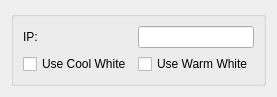
Above: qt/OpenRGBPhilipsWizSettingsPage/OpenRGBPhilipsWizSettingsEntry.ui from CalcProgrammer1/OpenRGB before the change. Below: the same form after it.
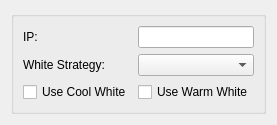
That is the form after the change.

Commit message: Adds a better white calculation to philips wiz devices

The edit to the form file:
```diff
--- a/qt/OpenRGBPhilipsWizSettingsPage/OpenRGBPhilipsWizSettingsEntry.ui
+++ b/qt/OpenRGBPhilipsWizSettingsPage/OpenRGBPhilipsWizSettingsEntry.ui
@@ -50,6 +50,16 @@
         </property>
        </widget>
       </item>
+      <item row="1" column="1">
+       <widget class="QComboBox" name="WhiteStrategyComboBox"/>
+      </item>
+      <item row="1" column="0">
+       <widget class="QLabel" name="WhiteStrategyLabel">
+        <property name="text">
+         <string>White Strategy:</string>
+        </property>
+       </widget>
+      </item>
      </layout>
     </widget>
    </item>
```
The commit also changes 5 other files.
